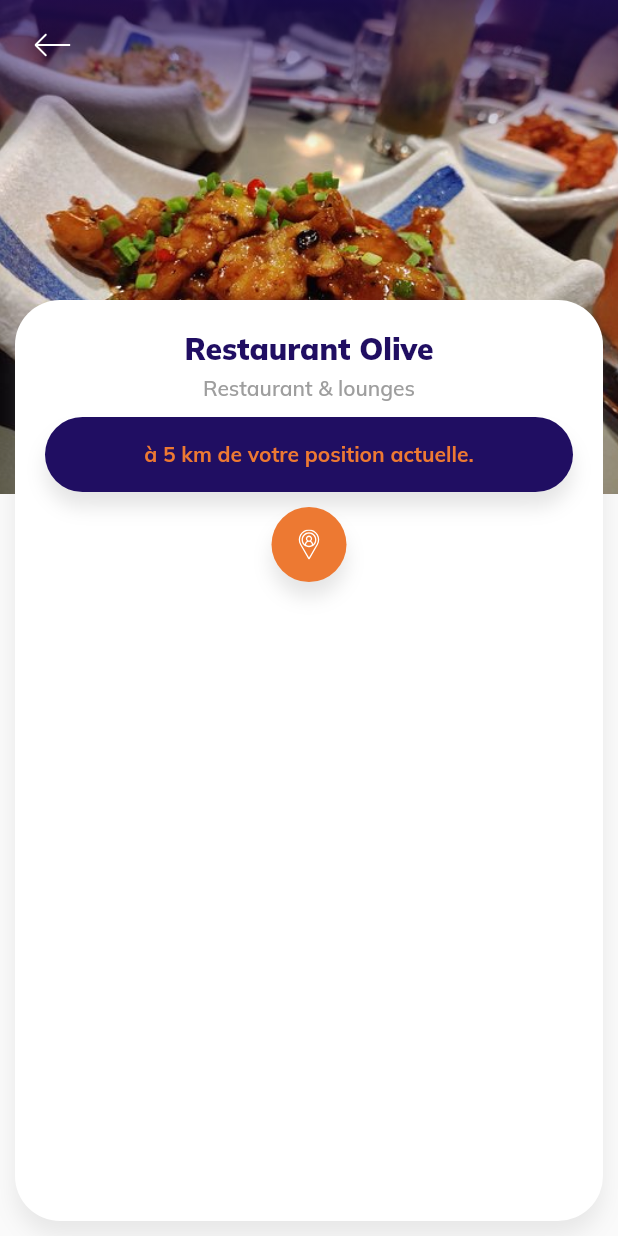
After one commit to Delimond-eng/c.royal, a Flutter app: the EntityDetails screen opened directly, on a phone screen of 412 x 824 dp. The commit adds this screen. Run offline on Flutter 3.47's test engine with Material 2 defaults, Android fonts, the phone set to English and light mode, and no system bars; our stand-ins replace flutter_svg, google_fonts, page_transition.

Commit message:
new commit

```diff
--- a/lib/components/app_bottom_navigation.dart
+++ b/lib/components/app_bottom_navigation.dart
@@ -105,7 +105,7 @@ class _AppBottomNavigationState extends State<AppBottomNavigation> {
             mainAxisAlignment: MainAxisAlignment.center,
             crossAxisAlignment: CrossAxisAlignment.center,
             children: [
-              const Text("Privilèges"),
+              const Text("Avantages"),
               if (widget.selectedIndex == 1) ...[
                 const SizedBox(
                   height: 2.0,
--- /dev/null
+++ b/lib/pages/home/pages/entity_details.dart
@@ -0,0 +1,197 @@
+import 'package:c_royal/settings/style.dart';
+import 'package:flutter/material.dart';
+import 'package:flutter_svg/flutter_svg.dart';
+import 'package:google_fonts/google_fonts.dart';
+
+class EntityDetails extends StatefulWidget {
+  const EntityDetails({Key key}) : super(key: key);
+
+  @override
+  _EntityDetailsState createState() => _EntityDetailsState();
+}
+
+class _EntityDetailsState extends State<EntityDetails> {
+  @override
+  Widget build(BuildContext context) {
+    var _size = MediaQuery.of(context).size;
+    return Scaffold(
+      body: Container(
+        height: _size.height,
+        width: _size.width,
+        child: SafeArea(
+          child: Stack(
+            children: [
+              Stack(
+                children: [
+                  Container(
+                    height: _size.height * .4,
+                    width: _size.width,
+                    decoration: const BoxDecoration(
+                      image: DecorationImage(
+                        image:
+                            AssetImage("assets/images/foo-chilly-chicken.jpg"),
+                        fit: BoxFit.cover,
+                      ),
+                    ),
+                  ),
+                  Positioned(
+                    top: 0,
+                    right: 0,
+                    left: 0,
+                    child: Container(
+                      width: _size.width,
+                      height: 100.0,
+                      decoration: BoxDecoration(
+                        gradient: LinearGradient(
+                          colors: [
+                            primaryColor.withOpacity(.7),
+                            primaryColor.withOpacity(.5),
+                            primaryColor.withOpacity(.3),
+                            Colors.transparent,
+                          ],
+                          begin: Alignment.topCenter,
+                          end: Alignment.bottomCenter,
+                        ),
+                      ),
+                      child: Padding(
+                        padding: const EdgeInsets.symmetric(
+                          horizontal: 5.0,
+                          vertical: 10.0,
+                        ),
+                        child: Row(
+                          mainAxisAlignment: MainAxisAlignment.start,
+                          crossAxisAlignment: CrossAxisAlignment.start,
+                          children: [
+                            Container(
+                              height: 40.0,
+                              width: 60.0,
+                              child: Material(
+                                borderRadius: BorderRadius.circular(20.0),
+                                color: Colors.transparent,
+                                child: InkWell(
+                                  borderRadius: BorderRadius.circular(20.0),
+                                  onTap: () {
+                                    Navigator.pop(context);
+                                  },
+                                  child: Padding(
+                                    padding: const EdgeInsets.all(8.0),
+                                    child: Center(
+                                      child: SvgPicture.asset(
+                                        "assets/svg/back-svgrepo-com.svg",
+                                        color: Colors.white,
+                                      ),
+                                    ),
+                                  ),
+                                ),
+                              ),
+                            )
+                          ],
+                        ),
+                      ),
+                    ),
+                  )
+                ],
+              ),
+              Container(
+                margin: const EdgeInsets.fromLTRB(10.0, 200.0, 10.0, 10.0),
+                decoration: BoxDecoration(
+                  color: Colors.white,
+                  boxShadow: [
+                    BoxShadow(
+                      blurRadius: 12.0,
+                      color: Colors.grey.withOpacity(.2),
+                      offset: const Offset(0, 10.0),
+                    )
+                  ],
+                  borderRadius: BorderRadius.circular(30.0),
+                ),
+                width: _size.width,
+                child: Padding(
+                  padding: const EdgeInsets.all(20.0),
+                  child: Column(
+                    mainAxisAlignment: MainAxisAlignment.start,
+                    crossAxisAlignment: CrossAxisAlignment.center,
+                    children: [
+                      Text(
+                        'Restaurant Olive',
+                        style: GoogleFonts.mulish(
+                          color: primaryColor,
+                          fontSize: 20.0,
+                          fontWeight: FontWeight.w900,
+                        ),
+                      ),
+                      const SizedBox(
+                        height: 5.0,
+                      ),
+                      Text(
+                        'Restaurant & lounges',
+                        style: GoogleFonts.mulish(
+                          color: Colors.grey[500],
+                          fontWeight: FontWeight.w600,
+                        ),
+                      ),
+                      const SizedBox(
+                        height: 10.0,
+                      ),
+                      Container(
+                        height: 50.0,
+                        width: double.infinity,
+                        decoration: BoxDecoration(
+                          color: primaryColor,
+                          borderRadius: BorderRadius.circular(30.0),
+                          boxShadow: [
+                            BoxShadow(
+                              color: Colors.black.withOpacity(.1),
+                              offset: const Offset(0, 10.0),
+                              blurRadius: 10.0,
+                            )
+                          ],
+                        ),
+                        child: Center(
+                          child: Text(
+                            'à 5 km de votre position actuelle.',
+                            style: GoogleFonts.mulish(
+                              color: secondaryColor,
+                              fontWeight: FontWeight.w700,
+                            ),
+                          ),
+                        ),
+                      ),
+                      const SizedBox(
+                        height: 10.0,
+                      ),
+                      Container(
+                        height: 50.0,
+                        width: 50.0,
+                        decoration: BoxDecoration(
+                          shape: BoxShape.circle,
+                          color: secondaryColor,
+                          boxShadow: [
+                            BoxShadow(
+                              color: Colors.black.withOpacity(.1),
+                              offset: const Offset(0, 10.0),
+                              blurRadius: 10.0,
+                            )
+                          ],
+                        ),
+                        child: Padding(
+                          padding: const EdgeInsets.all(15.0),
+                          child: Center(
+                            child: SvgPicture.asset(
+                              "assets/svg/location-svgrepo-com.svg",
+                              color: Colors.white,
+                            ),
+                          ),
+                        ),
+                      )
+                    ],
+                  ),
+                ),
+              )
+            ],
+          ),
+        ),
+      ),
+    );
+  }
+}
--- a/lib/pages/privileges/privilege_page.dart
+++ b/lib/pages/privileges/privilege_page.dart
@@ -36,7 +36,7 @@ class _PrivilegePageState extends State<PrivilegePage> {
             child: Column(
               children: [
                 const AppHeader(
-                  title: "Privilèges",
+                  title: "Avantages",
                 ),
                 costumBody(_size),
               ],
--- a/lib/widgets/post_card.dart
+++ b/lib/widgets/post_card.dart
@@ -1,6 +1,8 @@
+import 'package:c_royal/pages/home/pages/entity_details.dart';
 import 'package:c_royal/settings/style.dart';
 import 'package:flutter/material.dart';
 import 'package:google_fonts/google_fonts.dart';
+import 'package:page_transition/page_transition.dart';
 
 class PostNewCard extends StatelessWidget {
   const PostNewCard({
@@ -24,6 +26,20 @@ class PostNewCard extends StatelessWidget {
           )
         ],
       ),
+      child: Material(
+        borderRadius: BorderRadius.circular(20.0),
+        color: Colors.transparent,
+        child: InkWell(
+          borderRadius: BorderRadius.circular(20.0),
+          onTap: () {
+            Navigator.push(
+              context,
+              PageTransition(
+                child: const EntityDetails(),
+                type: PageTransitionType.rightToLeftWithFade,
+              ),
+            );
+          },
           child: Row(
             children: [
               Stack(
@@ -59,7 +75,7 @@ class PostNewCard extends StatelessWidget {
                             offset: const Offset(0, 10),
                           )
                         ],
-                    shape: BoxShape.circle,
+                        borderRadius: BorderRadius.circular(15.0),
                       ),
                     ),
                   )
@@ -121,6 +137,8 @@ class PostNewCard extends StatelessWidget {
               )
             ],
           ),
+        ),
+      ),
     );
   }
 }
```
Lines whose indentation alone changed are shown as unchanged.
